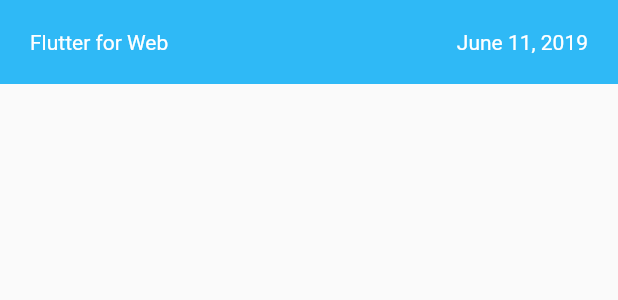
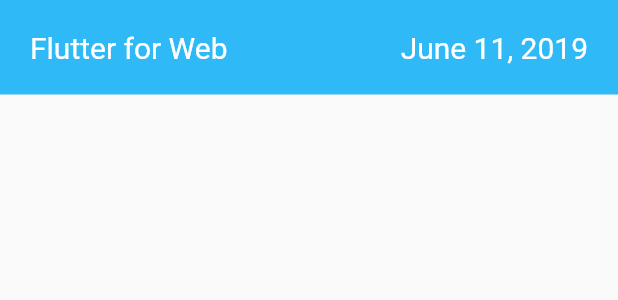
Before and after one commit to kwight/flutter-for-web-presi, a Flutter app: the Header widget shown alone on an empty page, opened directly, on a phone screen of 412 x 824 dp. Shown: the top 300 px of the screen. Run offline on Flutter 3.47's test engine with Material 2 defaults, Android fonts, the phone set to English and light mode, and no system bars; missing offline and left inert: flutter_web.

Commit message:
Use a proper theme for styling.

```diff
--- a/lib/widgets/header.dart
+++ b/lib/widgets/header.dart
@@ -8,18 +8,18 @@ class Header extends StatelessWidget {
   @override
   Widget build(BuildContext context) {
     return Container(
-      decoration: BoxDecoration(color: Color.fromRGBO(47, 185, 246, 1)),
+      decoration: BoxDecoration(color: CupertinoTheme.of(context).primaryColor),
       padding: EdgeInsets.all(20),
       child: Row(
         mainAxisAlignment: MainAxisAlignment.spaceBetween,
         children: <Widget>[
           Text(
             'Flutter for Web',
-            style: TextStyle(color: Color.fromRGBO(255, 255, 255, 1)),
+            style: CupertinoTheme.of(context).textTheme.navTitleTextStyle,
           ),
           Text(
             'June 11, 2019',
-            style: TextStyle(color: Color.fromRGBO(255, 255, 255, 1)),
+            style: CupertinoTheme.of(context).textTheme.navTitleTextStyle,
           ),
         ],
       ),
--- a/lib/widgets/slide.dart
+++ b/lib/widgets/slide.dart
@@ -36,7 +36,13 @@ class Slide extends StatelessWidget {
             mainAxisAlignment: MainAxisAlignment.spaceBetween,
             children: <Widget>[
               if (_includeMasthead) Header(),
-              if (_heading != null) Text(_heading),
+              if (_heading != null)
+                Text(
+                  _heading,
+                  style: CupertinoTheme.of(context)
+                      .textTheme
+                      .navLargeTitleTextStyle,
+                ),
               ..._body,
               if (_includeMasthead) Footer(),
             ],
```
Also changed, not shown: lib/main.dart (+18 -1 lines), lib/widgets/footer.dart (+4 -3 lines).
